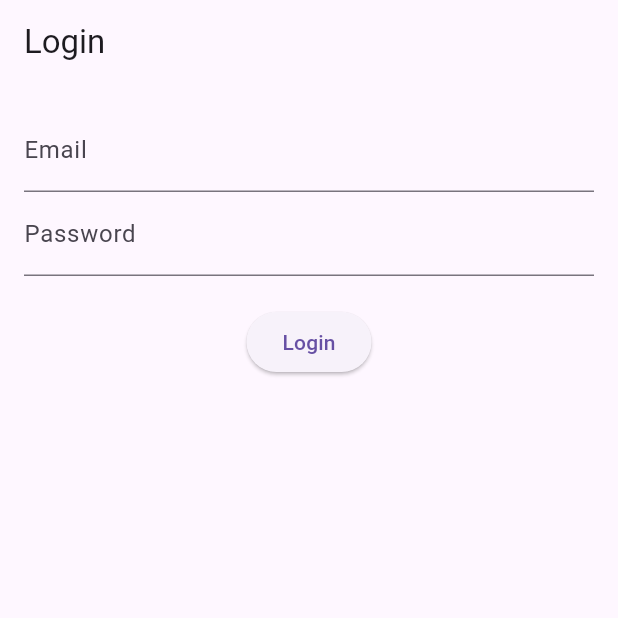
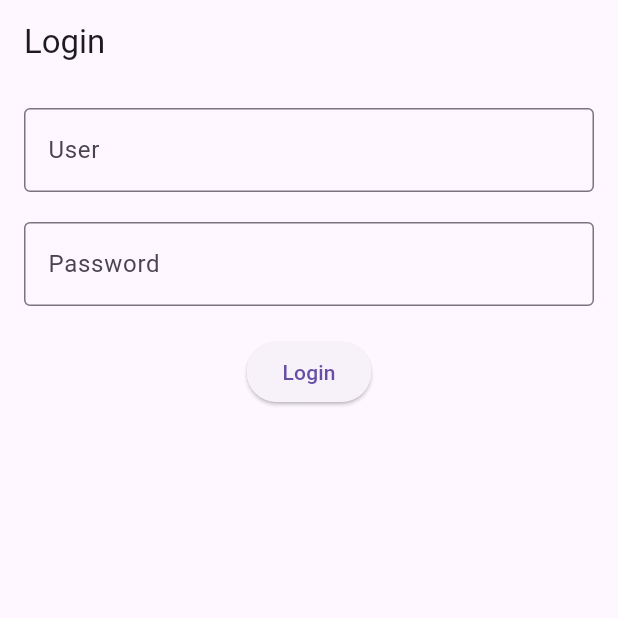
Before and after one commit to sortascary/LeagueApp, a Flutter app: the screen it shows after launch, on a phone screen of 412 x 824 dp, the top half of it. Run offline on Flutter 3.47's test engine with Material 3 defaults, Android fonts, the light colour scheme and no system bars; our stand-ins replace font_awesome_flutter, get, shared_preferences.

Commit message:
style/main

```diff
--- a/lib/controllers/Login_controller.dart
+++ b/lib/controllers/Login_controller.dart
@@ -9,7 +9,7 @@ class AuthController extends GetxController {
 
   Future<void> login() async {
     // Replace with your own validation logic
-    if (email.value == 'user@example.com' && password.value == 'password') {
+    if (email.value == 'Admin' && password.value == 'password') {
       final prefs = await SharedPreferences.getInstance();
       await prefs.setString('email', email.value);
       Get.off(() => DashboardPage());  // Navigate to HomeScreen
--- a/lib/pages/login_page.dart
+++ b/lib/pages/login_page.dart
@@ -15,11 +15,18 @@ class Loginpage extends StatelessWidget {
           children: [
             TextField(
               onChanged: (value) => authController.email.value = value,
-              decoration: InputDecoration(labelText: 'Email'),
+              decoration: InputDecoration(
+                labelText: "User",
+                border: const OutlineInputBorder(),
+              ),
             ),
+            SizedBox(height: 20,),
             TextField(
               onChanged: (value) => authController.password.value = value,
-              decoration: InputDecoration(labelText: 'Password'),
+              decoration: InputDecoration(
+                labelText: "Password",
+                border: const OutlineInputBorder(),
+              ),
               obscureText: true,
             ),
             SizedBox(height: 20),
```
